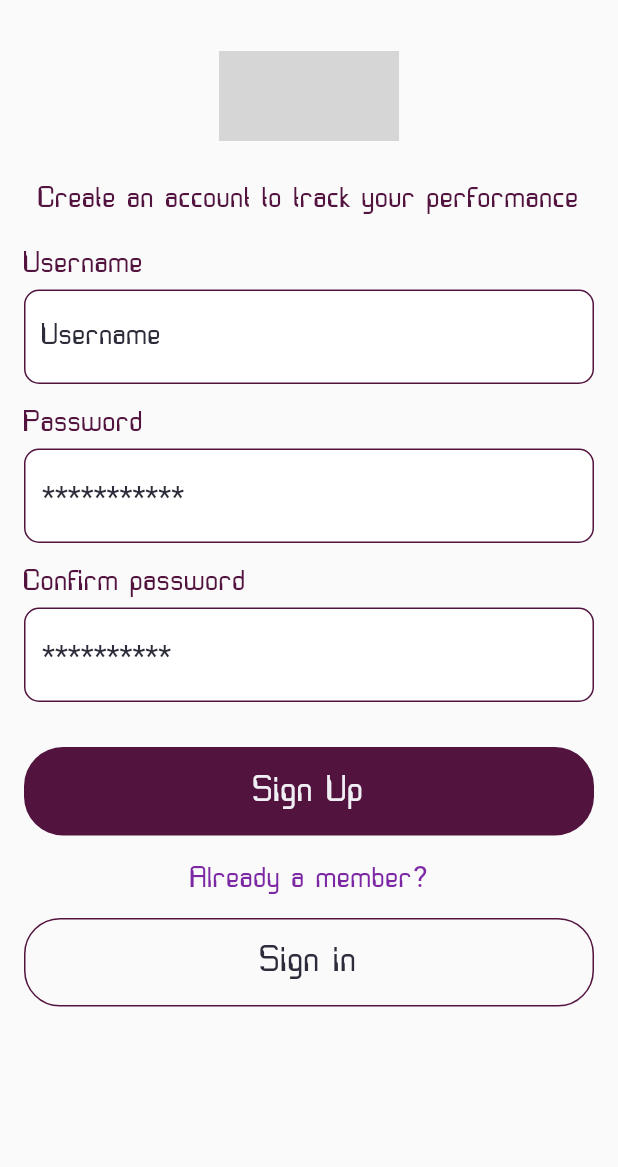
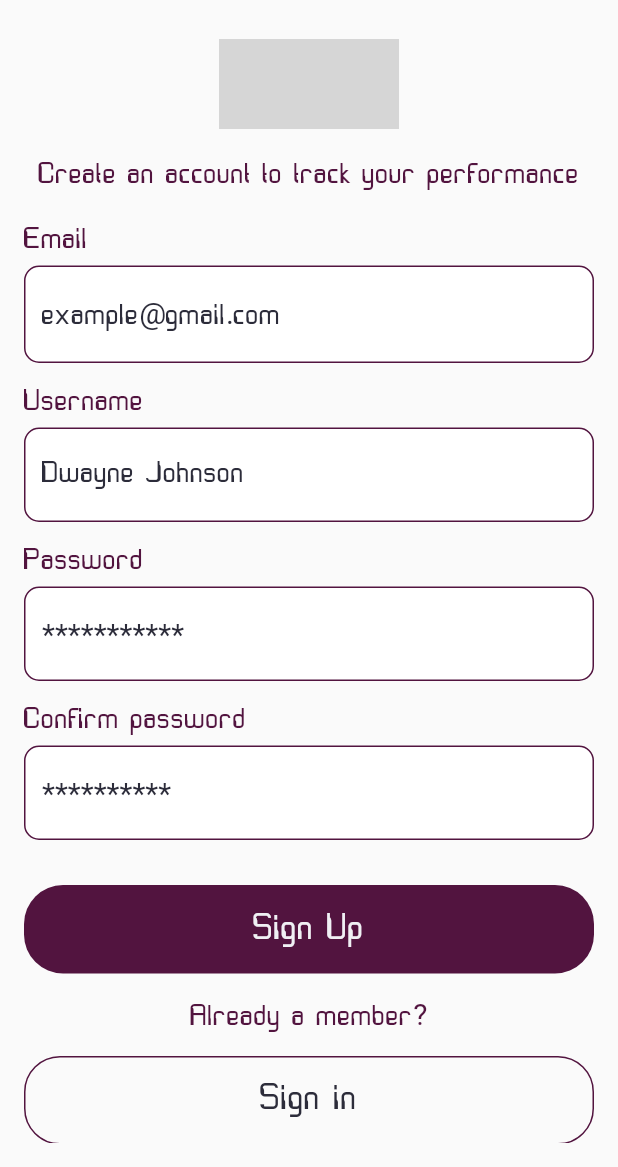
Before and after one commit to MobileDevelopmentC2Grp1/emolearn, a Flutter app: the SignupPage screen opened directly, after a tap on "Sign in", after a tap on "Sign up", on a phone screen of 412 x 824 dp, the part 69-1236 px from its top. Run offline on Flutter 3.47's test engine with Material 2 defaults, Android fonts, the phone set to English and light mode, and no system bars; our stand-ins replace font_awesome_flutter, percent_indicator, shared_preferences; missing offline and left inert: molten_navigationbar_flutter; accounts and stored records are empty; grey boxes are pictures that could not be loaded.

Commit message:
add email textfield, change text color

```diff
--- a/lib/login.dart
+++ b/lib/login.dart
@@ -17,12 +17,12 @@ class _LoginPageState extends State<LoginPage> {
   Future userLogIn() async {}
 
   // inputs controller
-  final usernameController = TextEditingController();
+  final emailController = TextEditingController();
   final pwdController = TextEditingController();
 
   @override
   void dispose() {
-    usernameController.dispose();
+    emailController.dispose();
     pwdController.dispose();
     super.dispose();
   }
@@ -91,9 +91,7 @@ class _LoginPageState extends State<LoginPage> {
                 crossAxisAlignment: CrossAxisAlignment.center,
                 children: <Widget>[
                   // Stars image
-                  const Padding(
-                    padding: EdgeInsets.all(8.0),
-                    child: Center(
+                  const Center(
                     child: Image(
                       image: AssetImage(
                         'images/stars.png',
@@ -103,9 +101,9 @@ class _LoginPageState extends State<LoginPage> {
                       height: 60.0,
                     ),
                   ),
-                  ),
 
-                  //Page descriptionconst SizedBox(height: 20.0),
+                  //Page description
+                  const SizedBox(height: 20.0),
                   Row(
                     mainAxisAlignment: MainAxisAlignment.center,
                     children: const [
@@ -123,12 +121,12 @@ class _LoginPageState extends State<LoginPage> {
 
                   const SizedBox(height: 20),
 
-                  // username
+                  // email
                   Row(
                     mainAxisAlignment: MainAxisAlignment.start,
                     children: const [
                       Text(
-                        'Username',
+                        'Email',
                         style: TextStyle(
                           color: Color(0xFF52143F),
                           fontFamily: 'Exo Space',
@@ -141,8 +139,8 @@ class _LoginPageState extends State<LoginPage> {
                   const SizedBox(height: 5),
 
                   MytextFields(
-                    controller: usernameController,
-                    hintText: 'Username',
+                    controller: emailController,
+                    hintText: 'example@gmail.com',
                     obsecureText: false,
                   ),
 
@@ -184,7 +182,7 @@ class _LoginPageState extends State<LoginPage> {
                   const Text(
                     'New here?',
                     style: TextStyle(
-                      color: Color(0xFF7C28A4),
+                      color: Color(0xFF52143F),
                       fontFamily: 'Exo Space',
                       fontSize: 20.0,
                     ),
@@ -203,8 +201,8 @@ class _LoginPageState extends State<LoginPage> {
                         shape: const RoundedRectangleBorder(
                           borderRadius: BorderRadius.all(Radius.circular(24)),
                         ),
-                        side:
-                            const BorderSide(width: 1, color: Color(0xFF52143F)),
+                        side: const BorderSide(
+                            width: 1, color: Color(0xFF52143F)),
                       ),
                       onPressed: () {
                         Navigator.pushReplacement(
--- a/lib/signup.dart
+++ b/lib/signup.dart
@@ -16,12 +16,14 @@ class SignupPage extends StatefulWidget {
 
 class _SignupPageState extends State<SignupPage> {
   // inputs controller
+  final emailController = TextEditingController();
   final usernameController = TextEditingController();
   final pwdController = TextEditingController();
   final confirmPwdController = TextEditingController();
 
   @override
   void dispose() {
+    emailController.dispose();
     usernameController.dispose();
     pwdController.dispose();
     confirmPwdController.dispose();
@@ -94,9 +96,7 @@ class _SignupPageState extends State<SignupPage> {
                 crossAxisAlignment: CrossAxisAlignment.center,
                 children: <Widget>[
                   // Stars image
-                  const Padding(
-                    padding: EdgeInsets.all(8.0),
-                    child: Center(
+                  const Center(
                     child: Image(
                       image: AssetImage(
                         'images/stars.png',
@@ -104,7 +104,6 @@ class _SignupPageState extends State<SignupPage> {
                       fit: BoxFit.contain,
                       width: 120.0,
                       height: 60.0,
-                      ),
                     ),
                   ),
                   const SizedBox(height: 20.0),
@@ -125,6 +124,30 @@ class _SignupPageState extends State<SignupPage> {
                   ),
 
                   const SizedBox(height: 20),
+                  // Email
+                  Row(
+                    mainAxisAlignment: MainAxisAlignment.start,
+                    children: const [
+                      Text(
+                        'Email',
+                        style: TextStyle(
+                          color: Color(0xFF52143F),
+                          fontFamily: 'Exo Space',
+                          fontSize: 20.0,
+                        ),
+                      ),
+                    ],
+                  ),
+
+                  const SizedBox(height: 5),
+
+                  MytextFields(
+                    controller: usernameController,
+                    hintText: 'example@gmail.com',
+                    obsecureText: false,
+                  ),
+
+                  const SizedBox(height: 15),
 
                   // username
                   Row(
@@ -145,7 +168,7 @@ class _SignupPageState extends State<SignupPage> {
 
                   MytextFields(
                     controller: usernameController,
-                    hintText: 'Username',
+                    hintText: 'Dwayne Johnson',
                     obsecureText: false,
                   ),
 
@@ -212,7 +235,7 @@ class _SignupPageState extends State<SignupPage> {
                   const Text(
                     'Already a member?',
                     style: TextStyle(
-                      color: Color(0xFF7C28A4),
+                      color: Color(0xFF52143F),
                       fontFamily: 'Exo Space',
                       fontSize: 20.0,
                     ),
```
Lines whose indentation alone changed are shown as unchanged.
